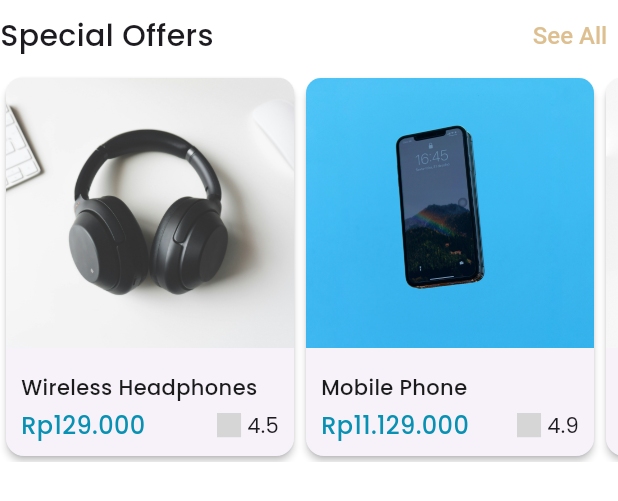
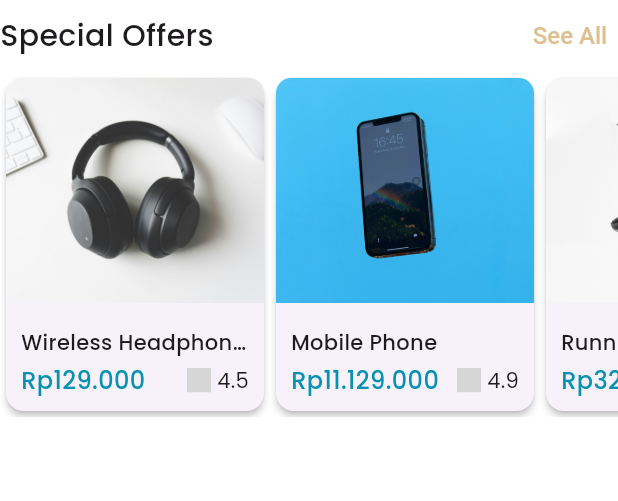
Before and after one commit to pakdhel/my-ecommerce_app_flutter, a Flutter app: the SpecialOffers widget shown alone on an empty page, opened directly, on a phone screen of 412 x 824 dp. Shown: the top 501 px of the screen. Run offline on Flutter 3.47's test engine with Material 3 defaults, Android fonts, the phone set to English and light mode, and no system bars; our stand-ins replace carousel_slider, iconsax_flutter; missing offline and left inert: iconify_flutter, simple_grid; network calls fail; grey boxes are pictures that could not be loaded.

Commit message:
fixing product card

```diff
--- a/lib/common/widgets/product_card.dart
+++ b/lib/common/widgets/product_card.dart
@@ -1,4 +1,5 @@
 import 'package:flutter/material.dart';
+import 'package:flutter/widgets.dart';
 import 'package:my_ecommerce_app/common/constants/app_colors.dart';
 import 'package:my_ecommerce_app/common/widgets/app_spacers.dart';
 import 'package:iconify_flutter/iconify_flutter.dart';
@@ -33,7 +34,7 @@ class ProductCard extends StatelessWidget {
                 topLeft: Radius.circular(10), topRight: Radius.circular(10)),
             child: Image.asset(
               image,
-              height: 180,
+              height: 150,
               width: double.infinity,
               fit: BoxFit.cover,
             ),
@@ -57,7 +58,9 @@ class ProductCard extends StatelessWidget {
                 Row(
                   mainAxisAlignment: MainAxisAlignment.spaceBetween,
                   children: [
-                    Row(
+                    Expanded(
+                      child: Row(
+                        mainAxisSize: MainAxisSize.min,
                         children: [
                           Text(
                             "Rp",
@@ -66,15 +69,21 @@ class ProductCard extends StatelessWidget {
                                 fontSize: 16,
                                 fontWeight: FontWeight.w500),
                           ),
-                        Text(
+                          Flexible(
+                            child: Text(
                               price,
                               style: TextStyle(
                                   color: AppColors.teal,
                                   fontSize: 16,
                                   fontWeight: FontWeight.w500),
+                              maxLines: 1,
+                              overflow: TextOverflow.ellipsis,
+                            ),
                           ),
                         ],
                       ),
+                    ),
+                    AppSpacers.width4,
                     Row(
                       children: [
                         Iconify(
--- a/lib/features/home/presentation/widgets/special_offers.dart
+++ b/lib/features/home/presentation/widgets/special_offers.dart
@@ -33,12 +33,12 @@ class SpecialOffers extends StatelessWidget {
           ],
         ),
         SizedBox(
-          height: 260,
+          height: 230,
           child: ListView(
             scrollDirection: Axis.horizontal,
             children: [
               SizedBox(
-                width: 200,
+                width: 180,
                 child: ProductCard(
                     image: "assets/images/product/headphone.jpg",
                     title: "Wireless Headphones",
@@ -46,7 +46,7 @@ class SpecialOffers extends StatelessWidget {
                     rating: "4.5"),
               ),
               SizedBox(
-                width: 200,
+                width: 180,
                 child: ProductCard(
                     image: "assets/images/product/phone.jpg",
                     title: "Mobile Phone",
@@ -54,7 +54,7 @@ class SpecialOffers extends StatelessWidget {
                     rating: "4.9"),
               ),
               SizedBox(
-                width: 200,
+                width: 180,
                 child: ProductCard(
                     image: "assets/images/product/shoes.jpg",
                     title: "Running Shoes",
@@ -62,7 +62,7 @@ class SpecialOffers extends StatelessWidget {
                     rating: "4.9"),
               ),
               SizedBox(
-                width: 200,
+                width: 180,
                 child: ProductCard(
                     image: "assets/images/product/watch.jpg",
                     title: "Classic Watch",
```
Lines whose indentation alone changed are shown as unchanged.
